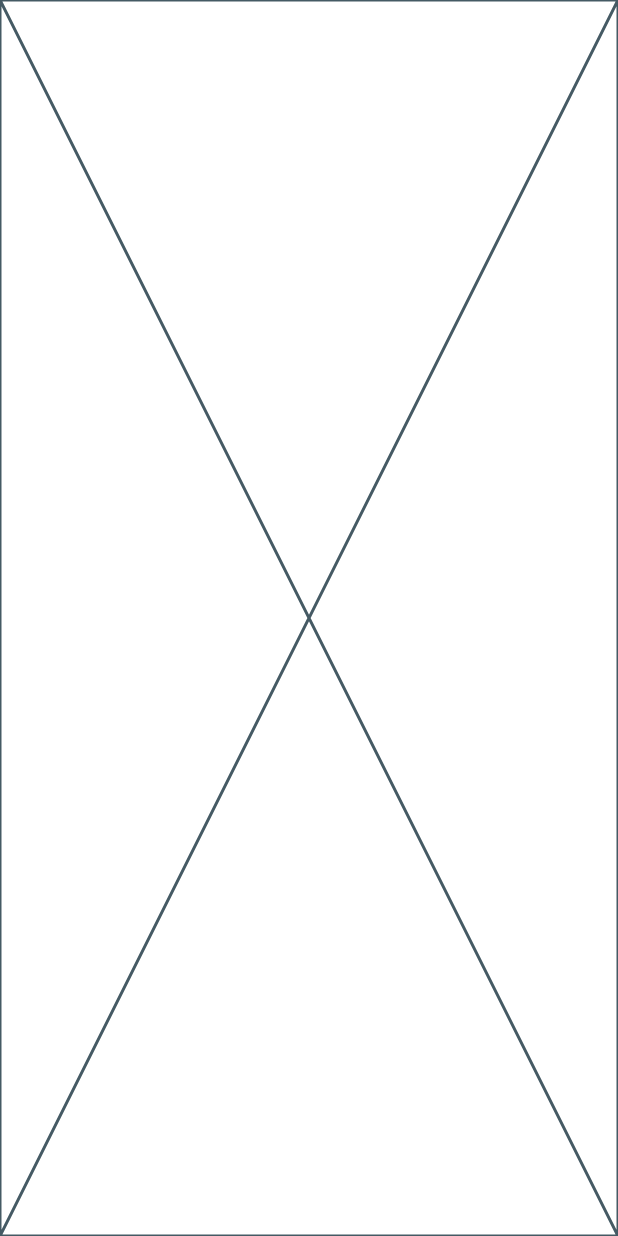
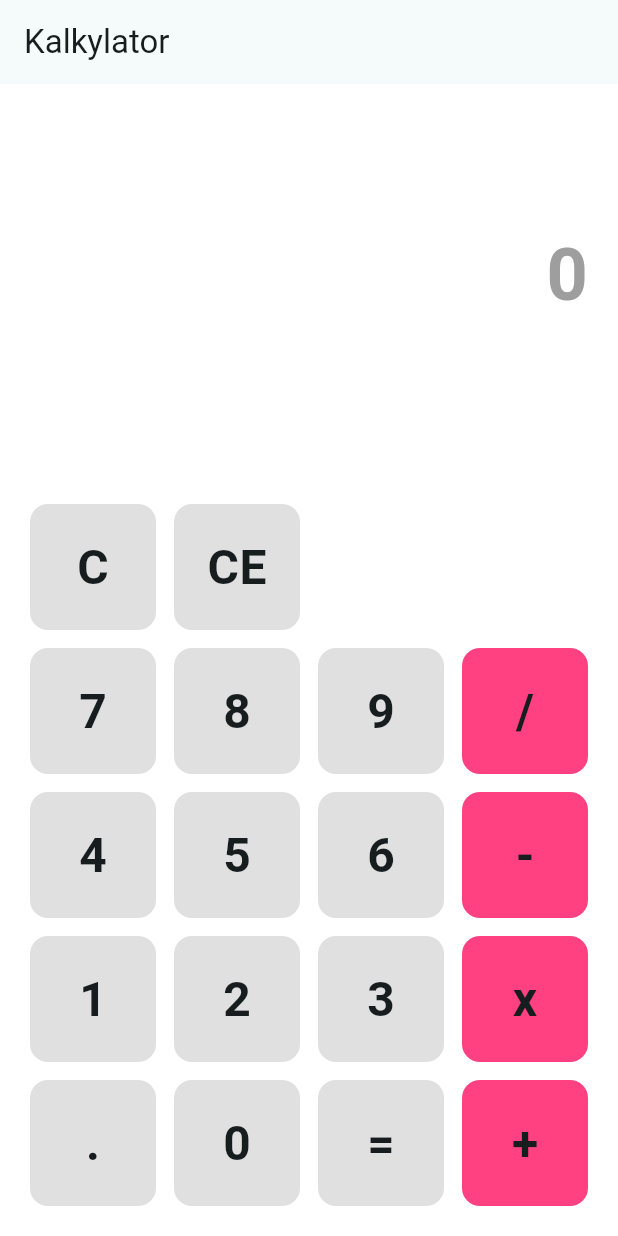
Before and after one commit to Sawyer32/FlutterCalculator, a Flutter app: the screen it shows after launch, on a phone screen of 412 x 824 dp. Run offline on Flutter 3.47's test engine with Material 3 defaults, Android fonts, the light colour scheme and no system bars.

Commit message:
Layout med ihopkopplade widgets - startsida grund

```diff
--- a/calculator_app/lib/main.dart
+++ b/calculator_app/lib/main.dart
@@ -13,10 +13,12 @@ class MyApp extends StatelessWidget {
   Widget build(BuildContext context) {
     return MaterialApp(
       title: 'Flutter Demo',
-      theme: ThemeData(
-        colorScheme: .fromSeed(seedColor: Colors.deepPurple),
+      theme: ThemeData(colorScheme: .fromSeed(seedColor: Colors.white)),
+      home: Scaffold(
+        appBar: AppBar(title: const Text("Kalkylator"),),
+        backgroundColor: Colors.white,
+        body: SafeArea(child: HomePage()),
       ),
-      home: const HomePage(),
     );
   }
 }
--- a/calculator_app/lib/views/home_page.dart
+++ b/calculator_app/lib/views/home_page.dart
@@ -1,10 +1,42 @@
+import 'package:calculator_app/widgets/display_result.dart';
+import 'package:calculator_app/widgets/keypad.dart';
 import 'package:flutter/material.dart';
 
-class HomePage extends StatelessWidget {
+class HomePage extends StatefulWidget {
   const HomePage({super.key});
 
   @override
+  State<HomePage> createState() => _HomePageState();
+}
+
+class _HomePageState extends State<HomePage> {
+  String expressionText = "0";
+  String? resolutionText;
+
+  void handleKeypadPress(String value) {
+    setState(() {
+      if (value == "=") {
+        expressionText = "0";
+      } else {
+        if (expressionText == "0") {
+          expressionText = value;
+        } else {
+          expressionText += value;
+        }
+      }
+    });
+  }
+
+  @override
   Widget build(BuildContext context) {
-    return const Placeholder();
+    return Padding(
+          padding: EdgeInsets.all(20),
+          child: Column(
+            children: [
+              DisplayResult(expression: expressionText, result: resolutionText,),
+              Keypad(onPressed: handleKeypadPress,)
+            ],
+          )
+      );
   }
 }
--- /dev/null
+++ b/calculator_app/lib/widgets/calc_button.dart
@@ -0,0 +1,32 @@
+import 'package:flutter/material.dart';
+
+class CalcButton extends StatelessWidget {
+  const CalcButton({super.key, required this.text, this.color, this.width, required this.onTap});
+
+  final String text;
+  final Color? color;
+  final double? width;
+  final VoidCallback onTap;
+
+  @override
+  Widget build(BuildContext context) {
+    return GestureDetector(
+      onTap: onTap,
+      child: Container(
+        decoration: BoxDecoration(
+          color: color ?? Colors.grey[300],
+          borderRadius: BorderRadius.circular(12),
+        ),
+        child: Center(
+          child: Text(
+            text,
+            style: TextStyle(
+              fontSize: 32,
+              fontWeight: FontWeight.w600,
+            ),
+          ),
+        ),
+      ),
+    );
+  }
+}
--- /dev/null
+++ b/calculator_app/lib/widgets/display_result.dart
@@ -0,0 +1,39 @@
+import 'package:flutter/material.dart';
+
+class DisplayResult extends StatelessWidget {
+  const DisplayResult({super.key, required this.result, required this.expression});
+
+  final String? result;
+  final String? expression;
+
+  @override
+  Widget build(BuildContext context) {
+    return Expanded(
+      child: Align(
+        alignment: Alignment.centerRight,
+        child: Column(
+          mainAxisAlignment: MainAxisAlignment.center,
+          children: [
+            Text(
+              expression ?? "123",
+              style: const TextStyle(
+                fontSize: 48,
+                fontWeight: FontWeight.bold,
+                color: Colors.grey,
+              ),
+            ),
+            Text(
+              result ?? '',
+              style: const TextStyle(
+                fontSize: 32,
+                fontWeight: FontWeight.bold,
+                fontStyle: FontStyle.italic,
+                color: Colors.grey,
+              ),
+            ),
+          ],
+        )
+      ),
+    );
+  }
+}
--- /dev/null
+++ b/calculator_app/lib/widgets/keypad.dart
@@ -0,0 +1,44 @@
+import 'package:flutter/material.dart';
+
+import 'calc_button.dart';
+
+class Keypad extends StatelessWidget {
+  const Keypad ({super.key, required this.onPressed});
+  final void Function(String) onPressed;
+
+  @override
+  Widget build(BuildContext context) {
+    return GridView.count(
+      shrinkWrap: true,
+      crossAxisCount: 4,
+      mainAxisSpacing: 12,
+      crossAxisSpacing: 12,
+      children: [
+        CalcButton(text: "C", onTap: () => onPressed("C")),
+        CalcButton(text: "CE", onTap: () => onPressed("CE")),
+        CalcButton(text: "", onTap: () => {}, color: Colors.white),
+        CalcButton(text: "", onTap: () => {}, color: Colors.white),
+
+        CalcButton(text: "7", onTap: () => onPressed("7")),
+        CalcButton(text: "8", onTap: () => onPressed("8")),
+        CalcButton(text: "9", onTap: () => onPressed("9")),
+        CalcButton(text: "/", onTap: () => onPressed("/"), color: Colors.pinkAccent),
+
+        CalcButton(text: "4", onTap: () => onPressed("4")),
+        CalcButton(text: "5", onTap: () => onPressed("5")),
+        CalcButton(text: "6", onTap: () => onPressed("6")),
+        CalcButton(text: "-", onTap: () => onPressed("-"), color: Colors.pinkAccent),
+
+        CalcButton(text: "1", onTap: () => onPressed("1")),
+        CalcButton(text: "2", onTap: () => onPressed("2")),
+        CalcButton(text: "3", onTap: () => onPressed("3")),
+        CalcButton(text: "x", onTap: () => onPressed("x"), color: Colors.pinkAccent),
+
+        CalcButton(text: ".", onTap: () => onPressed(",")),   // TOM ruta i designen
+        CalcButton(text: "0", onTap: () => onPressed("0")),
+        CalcButton(text: "=", onTap: () => onPressed("=")),
+        CalcButton(text: "+", onTap: () => onPressed("+"), color: Colors.pinkAccent),
+      ],
+    );
+  }
+}
```
